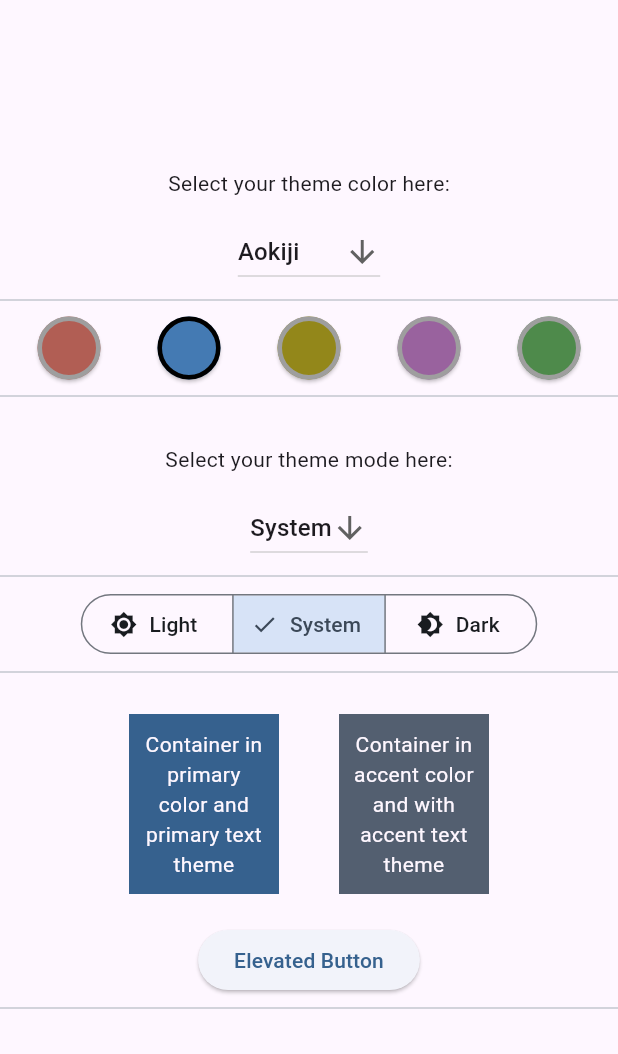
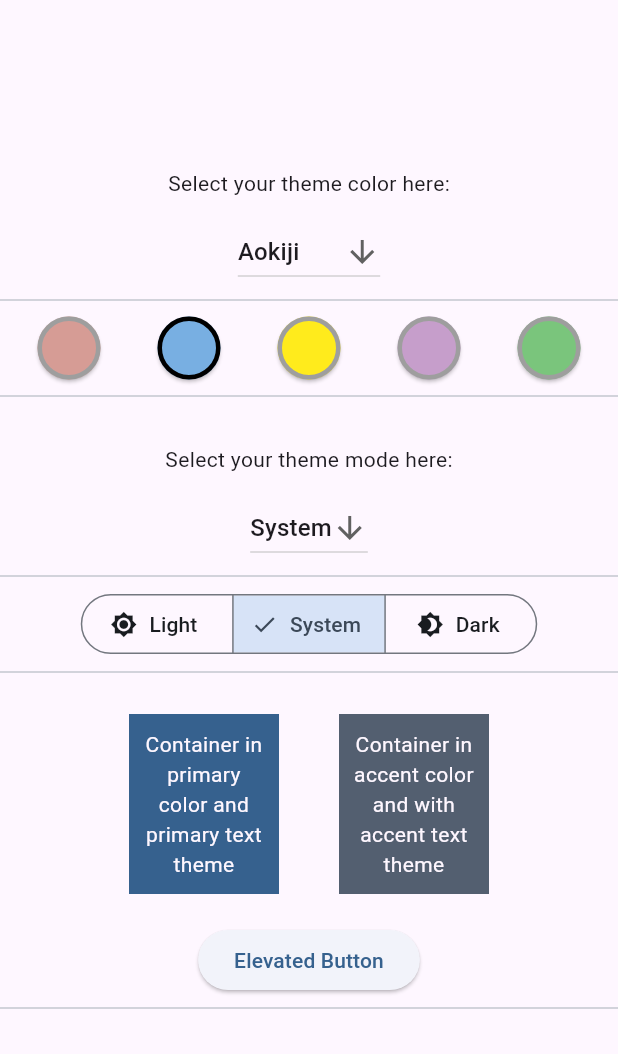
Before and after one commit to kevinomyonga/adaptive_chameleon_theme, a Flutter app: the screen it shows after launch, on a phone screen of 412 x 824 dp, the part 84-1138 px from its top. Run offline on Flutter 3.47's test engine with Material 3 defaults, Android fonts, the phone set to English and light mode, and no system bars; our stand-ins replace shared_preferences.

Commit message:
Updated ThemeColorSelector Widget Color Handling

```diff
--- a/lib/adaptive_chameleon_theme.dart
+++ b/lib/adaptive_chameleon_theme.dart
@@ -1,5 +1,5 @@
 /*
- * Copyright © 2021-2024 Kevin Omyonga
+ * Copyright © 2021-2025 Kevin Omyonga
  */
 
 library adaptive_chameleon_theme;
--- a/lib/src/models/theme_collection.dart
+++ b/lib/src/models/theme_collection.dart
@@ -1,5 +1,5 @@
 /*
- * Copyright © 2021-2024 Kevin Omyonga
+ * Copyright © 2021-2025 Kevin Omyonga
  */
 
 import 'package:flutter/material.dart';
--- a/lib/src/services/shared_preferences_service.dart
+++ b/lib/src/services/shared_preferences_service.dart
@@ -1,5 +1,5 @@
 /*
- * Copyright © 2021-2024 Kevin Omyonga
+ * Copyright © 2021-2025 Kevin Omyonga
  */
 
 import 'dart:async';
--- a/lib/src/widgets/adaptive_chameleon_widget.dart
+++ b/lib/src/widgets/adaptive_chameleon_widget.dart
@@ -1,5 +1,5 @@
 /*
- * Copyright © 2021-2024 Kevin Omyonga
+ * Copyright © 2021-2025 Kevin Omyonga
  */
 
 import 'package:adaptive_chameleon_theme/src/services/services.dart';
--- a/lib/src/widgets/theme_color_selector_widget.dart
+++ b/lib/src/widgets/theme_color_selector_widget.dart
@@ -1,13 +1,13 @@
 /*
- * Copyright © 2021-2024 Kevin Omyonga
+ * Copyright © 2021-2025 Kevin Omyonga
  */
 
 import 'package:adaptive_chameleon_theme/src/models/models.dart';
 import 'package:adaptive_chameleon_theme/src/widgets/widgets.dart';
 import 'package:flutter/material.dart';
 
-/// A widget that allows users to select a theme color from a collection of themes.
-/// The buttons automatically wrap and adjust their layout to fit the available screen size.
+/// A widget that allows users to select a theme color from a collection of
+/// themes. The buttons automatically wrap and adjust layout based on screen size.
 class ThemeColorSelectorWidget extends StatelessWidget {
   const ThemeColorSelectorWidget({
     Key? key,
@@ -31,25 +31,26 @@ class ThemeColorSelectorWidget extends StatelessWidget {
   }
 
   /// Builds the theme selector buttons as a [Wrap] widget, allowing them
-  /// to wrap to the next line if the screen size is too small. The buttons
-  /// are centered and evenly spaced.
+  /// to wrap to the next line if the screen size is too small.
   Widget buildSelectorWidgets(
-      BuildContext context, ThemeCollection themeCollection) {
+      BuildContext context,
+      ThemeCollection themeCollection,
+      ) {
     final themeInfo = Theme.of(context);
 
     return Center(
       child: Wrap(
         key: const Key('ThemeColorSelectorWidget'),
-        spacing: 16.0, // Horizontal spacing between buttons
-        runSpacing: 12.0, // Vertical spacing between lines of buttons
-        alignment: WrapAlignment.center, // Center the buttons horizontally
+        spacing: 16.0,
+        runSpacing: 12.0,
+        alignment: WrapAlignment.center,
         children: themeCollection.themes.entries.map<Widget>((theme) {
-          final themeColor = getShade(theme.value.colorScheme.primary);
+          final themeColor = getShade(
+            theme.value.colorScheme.onPrimaryContainer,
+          );
 
           return ElevatedButton(
-            onPressed: () {
-              onThemeColorChanged(context, theme.key);
-            },
+            onPressed: () => onThemeColorChanged(context, theme.key),
             style: ElevatedButton.styleFrom(
               backgroundColor: themeColor,
               fixedSize: Size(selectorSize, selectorSize),
@@ -57,8 +58,8 @@ class ThemeColorSelectorWidget extends StatelessWidget {
                 side: BorderSide(
                   color: theme.key == selectedTheme
                       ? (themeInfo.brightness == Brightness.light
-                          ? Colors.black
-                          : Colors.white)
+                      ? Colors.black
+                      : Colors.white)
                       : Colors.grey,
                   width: 3.0,
                 ),
@@ -74,14 +75,12 @@ class ThemeColorSelectorWidget extends StatelessWidget {
   }
 
   /// Handles the theme color change event.
-  /// This method updates the theme by calling [setTheme] on the
-  /// [AdaptiveChameleonTheme] context.
   void onThemeColorChanged(BuildContext context, int themeId) {
     AdaptiveChameleonTheme.of(context).setTheme(themeId);
   }
 
   /// Returns a brighter shade of the given [color].
-  static Color getShade(Color color, {double value = 0.1}) {
+  static Color getShade(Color color, {double value = 0.4}) {
     assert(value >= 0 && value <= 1, 'Value must be between 0 and 1.');
     final hsl = HSLColor.fromColor(color);
     final hslBright = hsl.withLightness(
--- a/lib/src/widgets/theme_mode_selector_widget.dart
+++ b/lib/src/widgets/theme_mode_selector_widget.dart
@@ -1,5 +1,5 @@
 /*
- * Copyright © 2021-2024 Kevin Omyonga
+ * Copyright © 2021-2025 Kevin Omyonga
  */
 
 import 'package:adaptive_chameleon_theme/src/services/services.dart';
--- a/pubspec.yaml
+++ b/pubspec.yaml
@@ -1,6 +1,6 @@
 name: adaptive_chameleon_theme
 description: Adds support for managing theme modes (light, dark, system) and switching theme colors.
-version: 2024.9.0
+version: 2025.7.0
 homepage: "https://github.com/kevinomyonga/adaptive_chameleon_theme"
 
 environment:
@@ -10,7 +10,7 @@ environment:
 dependencies:
   flutter:
     sdk: flutter
-  shared_preferences: ^2.3.2
+  shared_preferences: ^2.5.3
 
 dev_dependencies:
   flutter_test:
```
Also changed, not shown: example/pubspec.lock, pubspec.lock, 5 other files.
